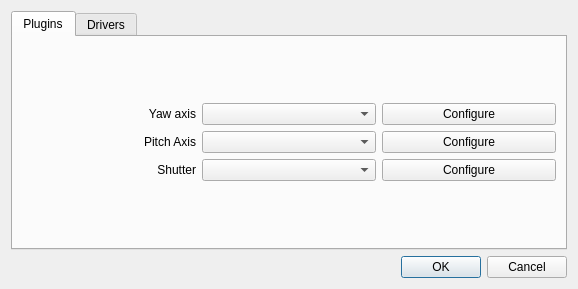
Above: papywizard/view/ui/preferencesDialog.ui from bingostar89/Papywizard before the change. Below: the same form after it.
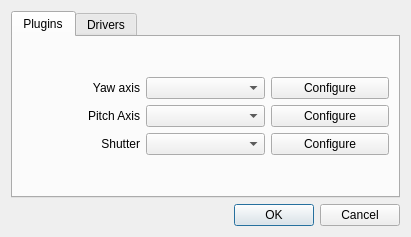
That is the form after the change. Icons and pictures are not drawn.

The edit to the form file:
```diff
--- a/papywizard/view/ui/preferencesDialog.ui
+++ b/papywizard/view/ui/preferencesDialog.ui
@@ -8,8 +8,8 @@
    <rect>
     <x>0</x>
     <y>0</y>
-    <width>578</width>
-    <height>289</height>
+    <width>411</width>
+    <height>237</height>
    </rect>
   </property>
   <property name="windowTitle" >
```
Left out of the diff: 4 changed lines with no effect on the pictures.
